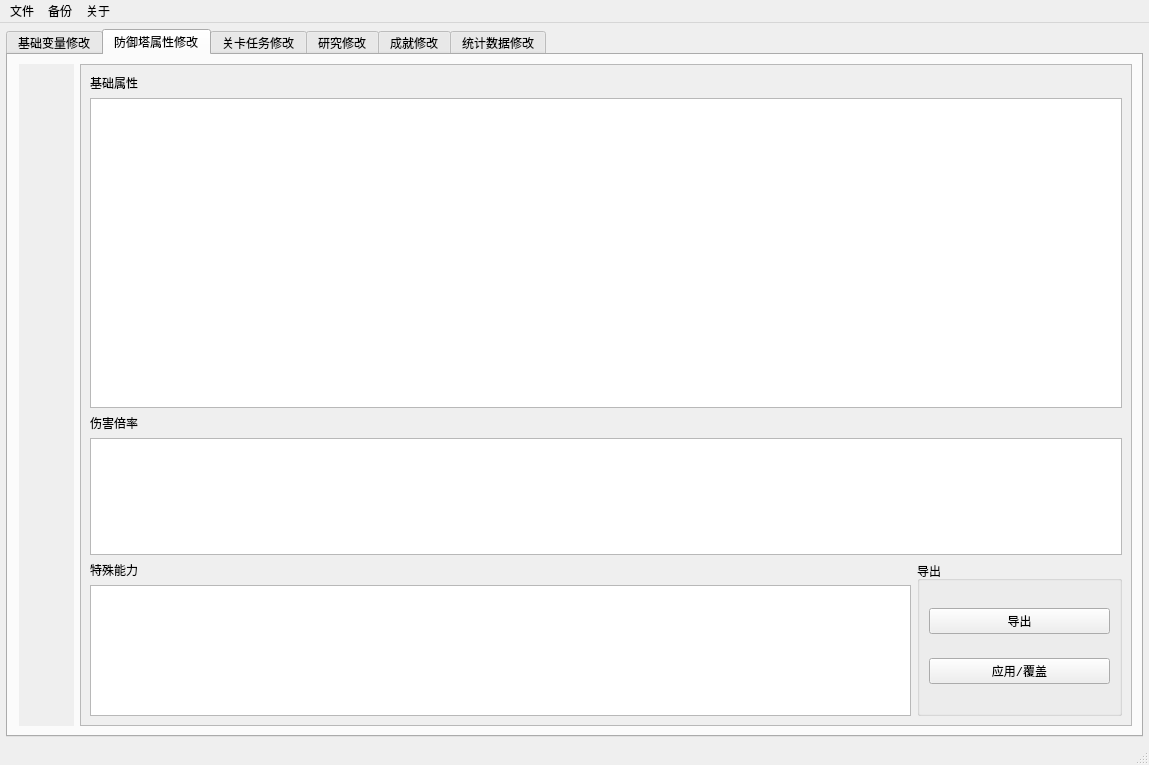
Above: ui/modify.ui from jimmy-moqin/InfCustomize-ING before the change. Below: the same form after it.
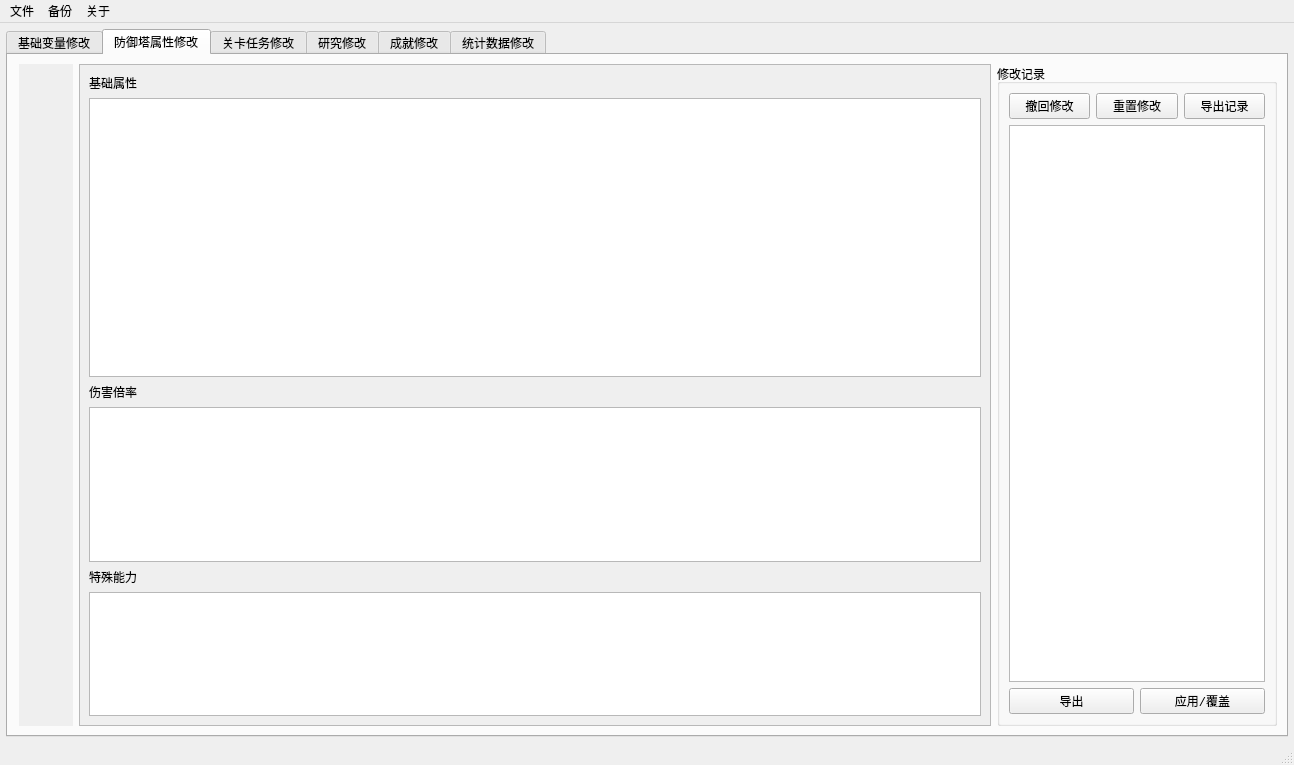
That is the form after the change. The open tabs and pages were chosen to show the change. Icons and pictures are not drawn. Custom widgets are drawn as their Qt base class.

Patch:
```diff
--- a/ui/modify.ui
+++ b/ui/modify.ui
@@ -6,7 +6,7 @@
    <rect>
     <x>0</x>
     <y>0</y>
-    <width>1149</width>
+    <width>1294</width>
     <height>765</height>
    </rect>
   </property>
@@ -295,7 +295,10 @@
        <attribute name="title">
         <string>防御塔属性修改</string>
        </attribute>
-       <layout class="QHBoxLayout" name="horizontalLayout_8" stretch="1,19">
+       <layout class="QHBoxLayout" name="horizontalLayout_8" stretch="1,17,0">
+        <property name="sizeConstraint">
+         <enum>QLayout::SetDefaultConstraint</enum>
+        </property>
         <property name="leftMargin">
          <number>11</number>
         </property>
@@ -332,7 +335,7 @@
             <rect>
              <x>0</x>
              <y>-206</y>
-             <width>55</width>
+             <width>52</width>
              <height>894</height>
             </rect>
            </property>
@@ -356,7 +359,7 @@
              <number>0</number>
             </property>
             <item>
-             <widget class="QWidget" name="widget" native="true">
+             <widget class="QWidget" name="towerTab_tagWidget" native="true">
               <layout class="QVBoxLayout" name="verticalLayout_7">
                <property name="spacing">
                 <number>10</number>
@@ -374,7 +377,7 @@
                 <number>5</number>
                </property>
                <item>
-                <widget class="QLabel" name="towerTab_basicTag">
+                <widget class="Tag" name="towerTab_basicTag">
                  <property name="minimumSize">
                   <size>
                    <width>49</width>
@@ -404,7 +407,7 @@
                 </widget>
                </item>
                <item>
-                <widget class="QLabel" name="towerTab_sniperTag">
+                <widget class="Tag" name="towerTab_sniperTag">
                  <property name="minimumSize">
                   <size>
                    <width>49</width>
@@ -434,7 +437,7 @@
                 </widget>
                </item>
                <item>
-                <widget class="QLabel" name="towerTab_connonTag">
+                <widget class="Tag" name="towerTab_cannonTag">
                  <property name="sizePolicy">
                   <sizepolicy hsizetype="Preferred" vsizetype="Preferred">
                    <horstretch>49</horstretch>
@@ -465,7 +468,7 @@
                 </widget>
                </item>
                <item>
-                <widget class="QLabel" name="towerTab_freezingTag">
+                <widget class="Tag" name="towerTab_freezingTag">
                  <property name="sizePolicy">
                   <sizepolicy hsizetype="Preferred" vsizetype="Preferred">
                    <horstretch>0</horstretch>
@@ -496,7 +499,7 @@
                 </widget>
                </item>
                <item>
-                <widget class="QLabel" name="towerTab_airTag">
+                <widget class="Tag" name="towerTab_airTag">
                  <property name="minimumSize">
                   <size>
                    <width>49</width>
@@ -521,7 +524,7 @@
                 </widget>
                </item>
                <item>
-                <widget class="QLabel" name="towerTab_splashTag">
+                <widget class="Tag" name="towerTab_splashTag">
                  <property name="minimumSize">
                   <size>
                    <width>49</width>
@@ -546,7 +549,7 @@
                 </widget>
                </item>
                <item>
-                <widget class="QLabel" name="towerTab_blastTag">
+                <widget class="Tag" name="towerTab_blastTag">
                  <property name="sizePolicy">
                   <sizepolicy hsizetype="Preferred" vsizetype="Preferred">
                    <horstretch>0</horstretch>
@@ -577,7 +580,7 @@
                 </widget>
                </item>
                <item>
-                <widget class="QLabel" name="towerTab_multishotTag">
+                <widget class="Tag" name="towerTab_multishotTag">
                  <property name="minimumSize">
                   <size>
                    <width>49</width>
@@ -602,7 +605,7 @@
                 </widget>
                </item>
                <item>
-                <widget class="QLabel" name="towerTab_minigunTag">
+                <widget class="Tag" name="towerTab_minigunTag">
                  <property name="minimumSize">
                   <size>
                    <width>49</width>
@@ -627,7 +630,7 @@
                 </widget>
                </item>
                <item>
-                <widget class="QLabel" name="towerTab_venomTag">
+                <widget class="Tag" name="towerTab_venomTag">
                  <property name="minimumSize">
                   <size>
                    <width>49</width>
@@ -652,7 +655,7 @@
                 </widget>
                </item>
                <item>
-                <widget class="QLabel" name="towerTab_teslaTag">
+                <widget class="Tag" name="towerTab_teslaTag">
                  <property name="minimumSize">
                   <size>
                    <width>49</width>
@@ -677,7 +680,7 @@
                 </widget>
                </item>
                <item>
-                <widget class="QLabel" name="towerTab_missileTag">
+                <widget class="Tag" name="towerTab_missileTag">
                  <property name="minimumSize">
                   <size>
                    <width>49</width>
@@ -702,7 +705,7 @@
                 </widget>
                </item>
                <item>
-                <widget class="QLabel" name="towerTab_flameTag">
+                <widget class="Tag" name="towerTab_flameTag">
                  <property name="minimumSize">
                   <size>
                    <width>49</width>
@@ -727,7 +730,7 @@
                 </widget>
                </item>
                <item>
-                <widget class="QLabel" name="towerTab_laserTag">
+                <widget class="Tag" name="towerTab_laserTag">
                  <property name="minimumSize">
                   <size>
                    <width>49</width>
@@ -752,7 +755,7 @@
                 </widget>
                </item>
                <item>
-                <widget class="QLabel" name="towerTab_gaussTag">
+                <widget class="Tag" name="towerTab_gaussTag">
                  <property name="minimumSize">
                   <size>
                    <width>49</width>
@@ -777,7 +780,7 @@
                 </widget>
                </item>
                <item>
-                <widget class="QLabel" name="towerTab_crusherTag">
+                <widget class="Tag" name="towerTab_crusherTag">
                  <property name="minimumSize">
                   <size>
                    <width>49</width>
@@ -818,11 +821,11 @@
             <rect>
              <x>0</x>
              <y>0</y>
-             <width>1045</width>
+             <width>871</width>
              <height>651</height>
             </rect>
            </property>
-           <layout class="QVBoxLayout" name="verticalLayout_8" stretch="0,8,0,3,4">
+           <layout class="QVBoxLayout" name="verticalLayout_8" stretch="0,9,0,5,0,4">
             <item>
              <widget class="QLabel" name="label_4">
               <property name="text">
@@ -831,7 +834,17 @@
              </widget>
             </item>
             <item>
-             <widget class="QTableWidget" name="tableWidget"/>
+             <widget class="QTableWidget" name="towerTab_basicAttributeTable">
+              <property name="showGrid">
+               <bool>false</bool>
+              </property>
+              <property name="sortingEnabled">
+               <bool>false</bool>
+              </property>
+              <attribute name="horizontalHeaderVisible">
+               <bool>false</bool>
+              </attribute>
+             </widget>
             </item>
             <item>
              <widget class="QLabel" name="label_5">
@@ -841,12 +854,8 @@
              </widget>
             </item>
             <item>
-             <widget class="QTableWidget" name="tableWidget_2"/>
+             <widget class="QTableWidget" name="towerTab_damageTable"/>
             </item>
-            <item>
-             <layout class="QHBoxLayout" name="horizontalLayout_10" stretch="8,2">
-              <item>
-               <layout class="QVBoxLayout" name="verticalLayout_10">
                 <item>
                  <widget class="QLabel" name="label_6">
                   <property name="text">
@@ -858,34 +867,71 @@
                  <widget class="QTableWidget" name="tableWidget_3"/>
                 </item>
                </layout>
+          </widget>
+         </widget>
               </item>
               <item>
-               <widget class="QGroupBox" name="groupBox_5">
+         <widget class="QGroupBox" name="groupBox_6">
                 <property name="title">
-                 <string>导出</string>
-                </property>
-                <layout class="QVBoxLayout" name="verticalLayout_9">
+           <string>修改记录</string>
+          </property>
+          <layout class="QVBoxLayout" name="verticalLayout_11">
                  <item>
-                  <widget class="QPushButton" name="pushButton">
+            <layout class="QHBoxLayout" name="horizontalLayout_11">
+             <item>
+              <widget class="QPushButton" name="basicTab_recallRecordBtn_2">
                    <property name="text">
-                    <string>导出</string>
+                <string>撤回修改</string>
                    </property>
                   </widget>
                  </item>
+             <item>
+              <widget class="QPushButton" name="basicTab_resetModifyBtn_2">
+               <property name="text">
+                <string>重置修改</string>
+               </property>
+              </widget>
+             </item>
+             <item>
+              <widget class="QPushButton" name="basicTab_exportRecordBtn_2">
+               <property name="text">
+                <string>导出记录</string>
+               </property>
+              </widget>
+             </item>
+            </layout>
+           </item>
+           <item>
+            <widget class="QListWidget" name="basicTab_modifyRecordListWidget_2">
+             <property name="font">
+              <font>
+               <family>Consolas</family>
+              </font>
+             </property>
+             <property name="sortingEnabled">
+              <bool>false</bool>
+             </property>
+            </widget>
+           </item>
+           <item>
+            <layout class="QHBoxLayout" name="horizontalLayout_12">
                  <item>
                   <widget class="QPushButton" name="pushButton_2">
                    <property name="text">
+                <string>导出</string>
+               </property>
+              </widget>
+             </item>
+             <item>
+              <widget class="QPushButton" name="pushButton">
+               <property name="text">
                     <string>应用/覆盖</string>
                    </property>
                   </widget>
                  </item>
                 </layout>
-               </widget>
-              </item>
-             </layout>
-            </item>
-           </layout>
-          </widget>
+           </item>
+          </layout>
          </widget>
         </item>
        </layout>
@@ -919,7 +965,7 @@
     <rect>
      <x>0</x>
      <y>0</y>
-     <width>1149</width>
+     <width>1294</width>
      <height>24</height>
     </rect>
    </property>
@@ -1025,6 +1071,13 @@
    </property>
   </action>
  </widget>
+ <customwidgets>
+  <customwidget>
+   <class>Tag</class>
+   <extends>QLabel</extends>
+   <header>tag.h</header>
+  </customwidget>
+ </customwidgets>
  <resources>
   <include location="../img/tower.qrc"/>
  </resources>
```
Lines whose indentation alone changed are shown as unchanged.
